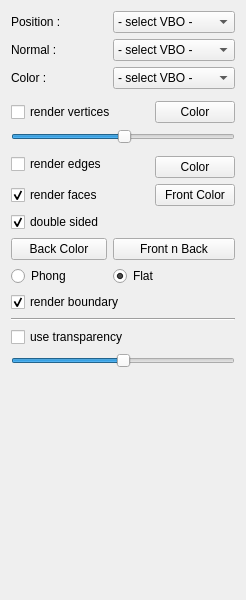
Old version of the form schnapps/plugins/surface_render/surface_render.ui in the repository cgogn/SCHNApps.
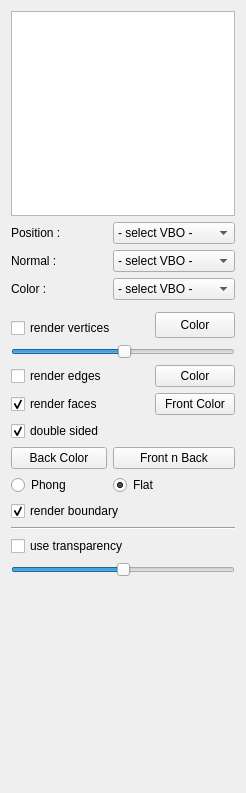
New version of the form.

```diff
--- a/schnapps/plugins/surface_render/surface_render.ui
+++ b/schnapps/plugins/surface_render/surface_render.ui
@@ -8,38 +8,83 @@
     <x>0</x>
     <y>0</y>
     <width>246</width>
-    <height>600</height>
+    <height>793</height>
    </rect>
   </property>
   <property name="windowTitle">
    <string>Form</string>
   </property>
   <layout class="QGridLayout" name="gridLayout">
-   <item row="0" column="0">
+   <item row="1" column="0">
     <widget class="QLabel" name="label_2">
      <property name="text">
       <string>Position :</string>
      </property>
     </widget>
    </item>
-   <item row="1" column="0">
+   <item row="1" column="1" colspan="2">
+    <widget class="QComboBox" name="combo_positionVBO">
+     <property name="sizePolicy">
+      <sizepolicy hsizetype="Expanding" vsizetype="Fixed">
+       <horstretch>0</horstretch>
+       <verstretch>0</verstretch>
+      </sizepolicy>
+     </property>
+     <item>
+      <property name="text">
+       <string>- select VBO -</string>
+      </property>
+     </item>
+    </widget>
+   </item>
+   <item row="2" column="0">
     <widget class="QLabel" name="label_3">
      <property name="text">
       <string>Normal :</string>
      </property>
     </widget>
    </item>
-   <item row="2" column="0">
+   <item row="2" column="1" colspan="2">
+    <widget class="QComboBox" name="combo_normalVBO">
+     <property name="sizePolicy">
+      <sizepolicy hsizetype="MinimumExpanding" vsizetype="Fixed">
+       <horstretch>0</horstretch>
+       <verstretch>0</verstretch>
+      </sizepolicy>
+     </property>
+     <item>
+      <property name="text">
+       <string>- select VBO -</string>
+      </property>
+     </item>
+    </widget>
+   </item>
+   <item row="3" column="0">
     <widget class="QLabel" name="label_4">
      <property name="text">
       <string>Color :</string>
      </property>
     </widget>
    </item>
-   <item row="3" column="0" colspan="6">
+   <item row="3" column="1" colspan="2">
+    <widget class="QComboBox" name="combo_colorVBO">
+     <property name="sizePolicy">
+      <sizepolicy hsizetype="MinimumExpanding" vsizetype="Fixed">
+       <horstretch>0</horstretch>
+       <verstretch>0</verstretch>
+      </sizepolicy>
+     </property>
+     <item>
+      <property name="text">
+       <string>- select VBO -</string>
+      </property>
+     </item>
+    </widget>
+   </item>
+   <item row="4" column="0" rowspan="2" colspan="3">
     <widget class="Line" name="line"/>
    </item>
-   <item row="4" column="3" colspan="3">
+   <item row="5" column="2" rowspan="2">
     <widget class="QPushButton" name="vertexColorButton">
      <property name="sizePolicy">
       <sizepolicy hsizetype="Preferred" vsizetype="Preferred">
@@ -58,156 +103,39 @@
      </property>
     </widget>
    </item>
-   <item row="5" column="0" rowspan="2" colspan="6">
-    <widget class="QSlider" name="slider_vertexScaleFactor">
-     <property name="value">
-      <number>50</number>
-     </property>
-     <property name="orientation">
-      <enum>Qt::Horizontal</enum>
-     </property>
-    </widget>
-   </item>
-   <item row="13" column="0" colspan="3">
-    <widget class="QCheckBox" name="check_renderBoundary">
+   <item row="6" column="0" colspan="2">
+    <widget class="QCheckBox" name="check_renderVertices">
      <property name="text">
-      <string>render boundary</string>
+      <string>render vertices</string>
      </property>
-     <property name="checked">
-      <bool>true</bool>
-     </property>
     </widget>
    </item>
-   <item row="14" column="0" colspan="6">
-    <widget class="Line" name="line_2">
-     <property name="orientation">
-      <enum>Qt::Horizontal</enum>
-     </property>
-    </widget>
-   </item>
-   <item row="15" column="0" colspan="4">
-    <widget class="QCheckBox" name="check_useTransparency">
-     <property name="text">
-      <string>use transparency</string>
-     </property>
-    </widget>
-   </item>
-   <item row="16" column="0" colspan="6">
-    <widget class="QSlider" name="slider_transparency">
-     <property name="maximum">
-      <number>254</number>
-     </property>
-     <property name="value">
-      <number>127</number>
-     </property>
-     <property name="orientation">
-      <enum>Qt::Horizontal</enum>
-     </property>
-    </widget>
-   </item>
-   <item row="17" column="0" colspan="6">
-    <spacer name="verticalSpacer">
-     <property name="orientation">
-      <enum>Qt::Vertical</enum>
-     </property>
-     <property name="sizeHint" stdset="0">
-      <size>
-       <width>156</width>
-       <height>161</height>
-      </size>
-     </property>
-    </spacer>
-   </item>
-   <item row="8" column="3" colspan="3">
-    <widget class="QPushButton" name="edgeColorButton">
-     <property name="sizePolicy">
-      <sizepolicy hsizetype="Preferred" vsizetype="Minimum">
-       <horstretch>0</horstretch>
-       <verstretch>0</verstretch>
-      </sizepolicy>
-     </property>
-     <property name="maximumSize">
-      <size>
-       <width>16777215</width>
-       <height>32</height>
-      </size>
-     </property>
-     <property name="text">
-      <string>Color</string>
-     </property>
-    </widget>
-   </item>
-   <item row="9" column="3" colspan="3">
-    <widget class="QPushButton" name="frontColorButton">
-     <property name="sizePolicy">
-      <sizepolicy hsizetype="Preferred" vsizetype="Minimum">
-       <horstretch>0</horstretch>
-       <verstretch>0</verstretch>
-      </sizepolicy>
-     </property>
-     <property name="maximumSize">
-      <size>
-       <width>16777215</width>
-       <height>32</height>
-      </size>
-     </property>
-     <property name="text">
-      <string>Front Color</string>
-     </property>
-    </widget>
-   </item>
-   <item row="0" column="1" colspan="5">
-    <widget class="QComboBox" name="combo_positionVBO">
-     <property name="sizePolicy">
-      <sizepolicy hsizetype="Expanding" vsizetype="Fixed">
-       <horstretch>0</horstretch>
-       <verstretch>0</verstretch>
-      </sizepolicy>
-     </property>
-     <item>
-      <property name="text">
-       <string>- select VBO -</string>
-      </property>
-     </item>
-    </widget>
-   </item>
-   <item row="1" column="1" colspan="5">
-    <widget class="QComboBox" name="combo_normalVBO">
-     <property name="sizePolicy">
-      <sizepolicy hsizetype="MinimumExpanding" vsizetype="Fixed">
-       <horstretch>0</horstretch>
-       <verstretch>0</verstretch>
-      </sizepolicy>
-     </property>
-     <item>
-      <property name="text">
-       <string>- select VBO -</string>
-      </property>
-     </item>
-    </widget>
-   </item>
-   <item row="2" column="1" colspan="5">
-    <widget class="QComboBox" name="combo_colorVBO">
-     <property name="sizePolicy">
-      <sizepolicy hsizetype="MinimumExpanding" vsizetype="Fixed">
-       <horstretch>0</horstretch>
-       <verstretch>0</verstretch>
-      </sizepolicy>
-     </property>
-     <item>
-      <property name="text">
-       <string>- select VBO -</string>
-      </property>
-     </item>
-    </widget>
-   </item>
-   <item row="7" column="0" rowspan="2">
+   <item row="8" column="0">
     <widget class="QCheckBox" name="check_renderEdges">
      <property name="text">
       <string>render edges</string>
      </property>
     </widget>
    </item>
+   <item row="8" column="2">
+    <widget class="QPushButton" name="edgeColorButton">
+     <property name="sizePolicy">
+      <sizepolicy hsizetype="Preferred" vsizetype="Minimum">
+       <horstretch>0</horstretch>
+       <verstretch>0</verstretch>
+      </sizepolicy>
+     </property>
+     <property name="maximumSize">
+      <size>
+       <width>16777215</width>
+       <height>32</height>
+      </size>
+     </property>
+     <property name="text">
+      <string>Color</string>
+     </property>
+    </widget>
+   </item>
    <item row="9" column="0">
     <widget class="QCheckBox" name="check_renderFaces">
      <property name="text">
@@ -218,6 +146,25 @@
      </property>
     </widget>
    </item>
+   <item row="9" column="2">
+    <widget class="QPushButton" name="frontColorButton">
+     <property name="sizePolicy">
+      <sizepolicy hsizetype="Preferred" vsizetype="Minimum">
+       <horstretch>0</horstretch>
+       <verstretch>0</verstretch>
+      </sizepolicy>
+     </property>
+     <property name="maximumSize">
+      <size>
+       <width>16777215</width>
+       <height>32</height>
+      </size>
+     </property>
+     <property name="text">
+      <string>Front Color</string>
+     </property>
+    </widget>
+   </item>
    <item row="10" column="0">
     <widget class="QCheckBox" name="check_renderBackFaces">
      <property name="text">
@@ -228,23 +175,6 @@
      </property>
     </widget>
    </item>
-   <item row="4" column="0" colspan="2">
-    <widget class="QCheckBox" name="check_renderVertices">
-     <property name="text">
-      <string>render vertices</string>
-     </property>
-    </widget>
-   </item>
-   <item row="12" column="0">
-    <widget class="QRadioButton" name="radio_phongShading">
-     <property name="text">
-      <string>Phong</string>
-     </property>
-     <attribute name="buttonGroup">
-      <string notr="true">group_faceStyle</string>
-     </attribute>
-    </widget>
-   </item>
    <item row="11" column="0">
     <widget class="QPushButton" name="backColorButton">
      <property name="sizePolicy">
@@ -264,20 +194,7 @@
      </property>
     </widget>
    </item>
-   <item row="12" column="1" colspan="4">
-    <widget class="QRadioButton" name="radio_flatShading">
-     <property name="text">
-      <string>Flat</string>
-     </property>
-     <property name="checked">
-      <bool>true</bool>
-     </property>
-     <attribute name="buttonGroup">
-      <string notr="true">group_faceStyle</string>
-     </attribute>
-    </widget>
-   </item>
-   <item row="11" column="1" colspan="5">
+   <item row="11" column="1" colspan="2">
     <widget class="QPushButton" name="bothColorButton">
      <property name="sizePolicy">
       <sizepolicy hsizetype="Preferred" vsizetype="Minimum">
@@ -296,6 +213,92 @@
      </property>
     </widget>
    </item>
+   <item row="12" column="0">
+    <widget class="QRadioButton" name="radio_phongShading">
+     <property name="text">
+      <string>Phong</string>
+     </property>
+     <attribute name="buttonGroup">
+      <string notr="true">group_faceStyle</string>
+     </attribute>
+    </widget>
+   </item>
+   <item row="12" column="1" colspan="2">
+    <widget class="QRadioButton" name="radio_flatShading">
+     <property name="text">
+      <string>Flat</string>
+     </property>
+     <property name="checked">
+      <bool>true</bool>
+     </property>
+     <attribute name="buttonGroup">
+      <string notr="true">group_faceStyle</string>
+     </attribute>
+    </widget>
+   </item>
+   <item row="13" column="0" colspan="2">
+    <widget class="QCheckBox" name="check_renderBoundary">
+     <property name="text">
+      <string>render boundary</string>
+     </property>
+     <property name="checked">
+      <bool>true</bool>
+     </property>
+    </widget>
+   </item>
+   <item row="14" column="0" colspan="3">
+    <widget class="Line" name="line_2">
+     <property name="orientation">
+      <enum>Qt::Horizontal</enum>
+     </property>
+    </widget>
+   </item>
+   <item row="15" column="0" colspan="2">
+    <widget class="QCheckBox" name="check_useTransparency">
+     <property name="text">
+      <string>use transparency</string>
+     </property>
+    </widget>
+   </item>
+   <item row="17" column="0" colspan="3">
+    <spacer name="verticalSpacer">
+     <property name="orientation">
+      <enum>Qt::Vertical</enum>
+     </property>
+     <property name="sizeHint" stdset="0">
+      <size>
+       <width>156</width>
+       <height>161</height>
+      </size>
+     </property>
+    </spacer>
+   </item>
+   <item row="16" column="0" colspan="3">
+    <widget class="QSlider" name="slider_transparency">
+     <property name="maximum">
+      <number>254</number>
+     </property>
+     <property name="value">
+      <number>127</number>
+     </property>
+     <property name="orientation">
+      <enum>Qt::Horizontal</enum>
+     </property>
+    </widget>
+   </item>
+   <item row="0" column="0" colspan="3">
+    <widget class="QListWidget" name="list_maps"/>
+   </item>
+   <item row="7" column="0" colspan="3">
+    <widget class="QSlider" name="slider_vertexScaleFactor">
+     <property name="value">
+      <number>50</number>
+     </property>
+     <property name="orientation">
+      <enum>Qt::Horizontal</enum>
+     </property>
+    </widget>
+   </item>
   </layout>
  </widget>
  <resources/>
```
